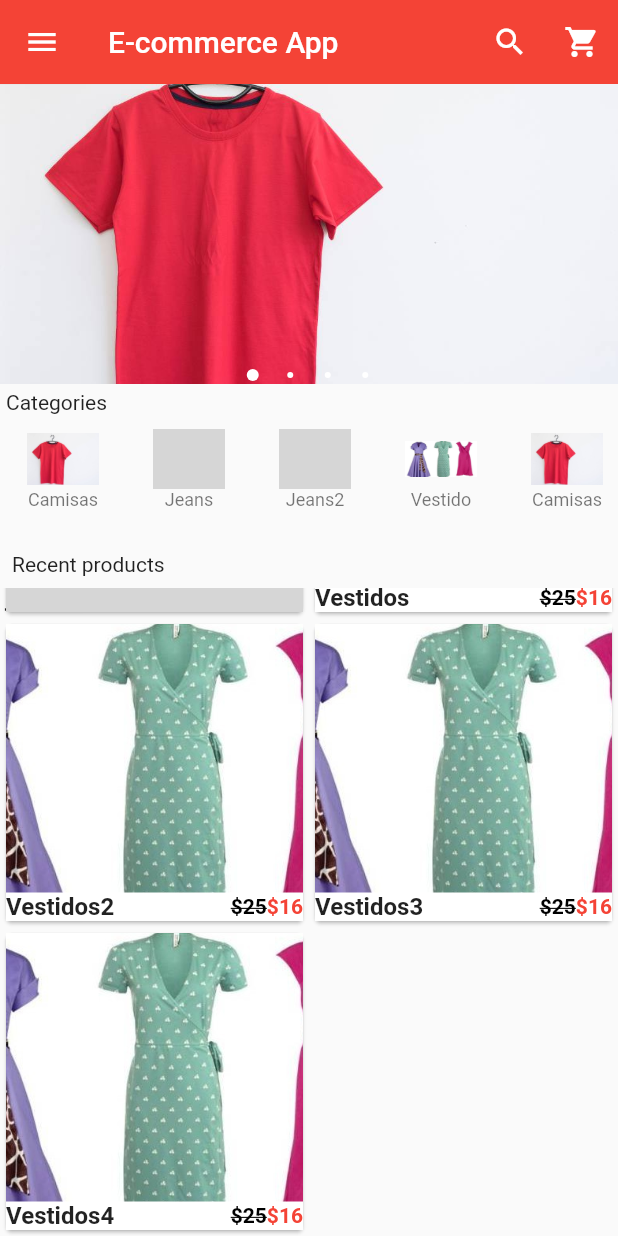
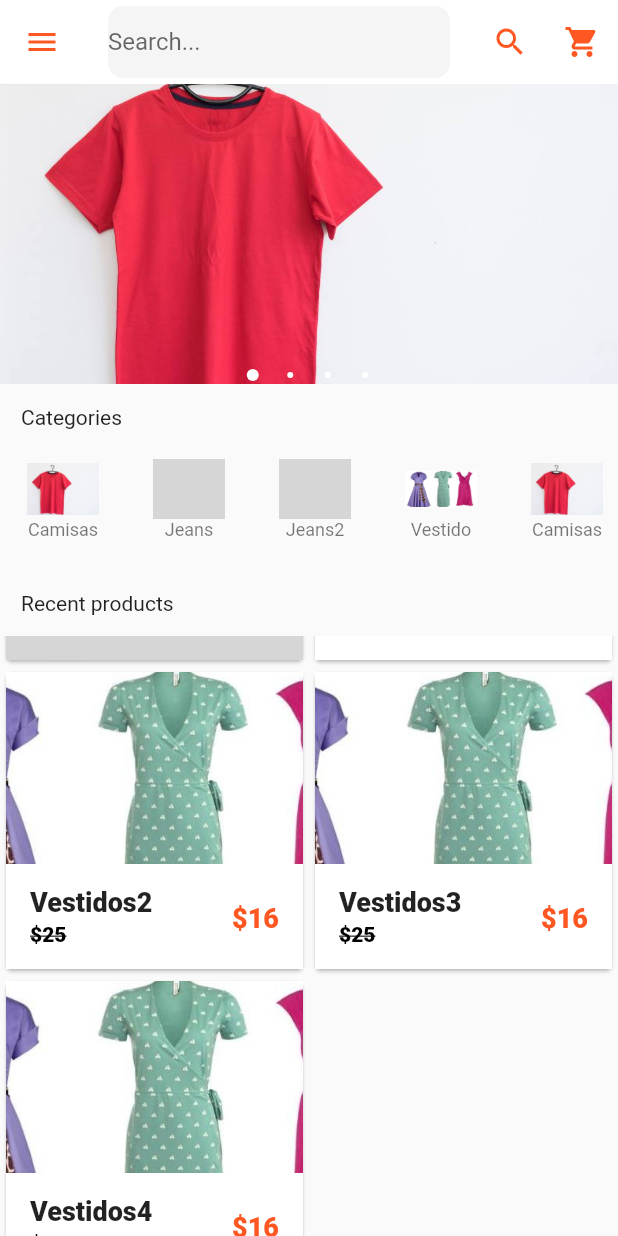
Before and after one commit to SergioEstebanPi/ecommerce-flutter, a Flutter app: the HomePage screen opened directly, scrolled down 392 dp, on a phone screen of 412 x 824 dp. Run offline on Flutter 3.47's test engine with Material 2 defaults, Android fonts, the phone set to English and light mode, and no system bars; drawn by our look-alikes of carousel_pro; our stand-ins replace cloud_firestore, firebase_auth, firebase_core, firebase_database, fluttertoast, google_sign_in and 1 more; accounts and stored records are empty; grey boxes are pictures that could not be loaded.

Commit message:
Mejoro visualización del home y agrego barra de búsqueda

```diff
--- a/lib/commons/common.dart
+++ b/lib/commons/common.dart
@@ -1,8 +1,8 @@
 import 'package:flutter/material.dart';
 
-MaterialColor deepOrange = Colors.deepOrange;
-MaterialColor black = Colors.black;
-MaterialColor white = Colors.white;
+Color deepOrange = Colors.deepOrange;
+Color black = Colors.black;
+Color white = Colors.white;
 
 // methods
 void changeScreen(BuildContext context, Widget widget){
--- a/lib/components/products.dart
+++ b/lib/components/products.dart
@@ -1,3 +1,4 @@
+import 'package:ecommerceapp/commons/common.dart';
 import 'package:flutter/cupertino.dart';
 import 'package:flutter/material.dart';
 import 'package:ecommerceapp/pages/product_detail.dart';
@@ -108,40 +109,38 @@ class Product extends StatelessWidget {
                   fit: BoxFit.cover,
                 ),
                 footer: Container(
-                  color: Colors.white,
-                  child: Row(
-                    children: [
-                      Expanded(
-                        child: Text(
-                            productName,
-                            style: TextStyle(
-                              fontWeight: FontWeight.bold,
-                              fontSize: 16
-                            ),
+                  color: white,
+                  height: 70,
+                  child: ListTile(
+                    title: Text(
+                        productName,
+                        style: TextStyle(
+                          fontWeight: FontWeight.w800,
+                          fontSize: 18
                         ),
+                    ),
+                    subtitle: Text(
+                      '\$$productOldPrice',
+                      style: TextStyle(
+                          color: black,
+                          fontWeight: FontWeight.w800,
+                          decoration: TextDecoration.lineThrough
                       ),
-                      Text(
-                        '\$$productOldPrice',
-                        style: TextStyle(
-                            color: Colors.black,
-                            fontWeight: FontWeight.bold,
-                            decoration: TextDecoration.lineThrough
-                        ),
+                    ),
+                    trailing:Text(
+                      '\$$productPrice',
+                      style: TextStyle(
+                          color: deepOrange,
+                          fontWeight: FontWeight.w800,
+                          fontSize: 18
                       ),
-                      Text(
-                          '\$$productPrice',
-                          style: TextStyle(
-                            color: Colors.red,
-                            fontWeight: FontWeight.bold
-                          ),
-                        ),
-                    ]
+                    ),
                   ),
                 ),
               ),
             ),
-          )
-        ),
+          ),
+        )
       ),
     );
   }
--- a/lib/pages/home.dart
+++ b/lib/pages/home.dart
@@ -1,3 +1,4 @@
+import 'package:ecommerceapp/commons/common.dart';
 import 'package:ecommerceapp/pages/login.dart';
 import 'package:firebase_core/firebase_core.dart';
 import 'package:flutter/material.dart';
@@ -13,6 +14,7 @@ class HomePage extends StatefulWidget {
 }
 
 class _HomePageState extends State<HomePage> {
+  TextEditingController _searchTextController = TextEditingController();
   @override
   Widget build(BuildContext context) {
     Widget image_carousel = Container(
@@ -37,16 +39,38 @@ class _HomePageState extends State<HomePage> {
     );
     return Scaffold(
       appBar: AppBar(
+        iconTheme: IconThemeData(
+          color: deepOrange
+        ),
         elevation: 0.1,
-        backgroundColor: Colors.red,
-        title: Text("E-commerce App"),
+        backgroundColor: white,
+        title: Material(
+          borderRadius: BorderRadius.circular(10),
+          color: Colors.grey.withOpacity(0.1),
+          elevation: 0,
+          child: TextFormField(
+              decoration: InputDecoration(
+                  hintText: 'Search...',
+                  border: InputBorder.none
+              ),
+              controller: _searchTextController,
+              // ignore: missing_return
+              validator: (value) {
+                if (value.isEmpty) {
+                  return 'The search field cannot be empty';
+                } else {
+                  return null;
+                }
+              },
+          ),
+        ),
         actions: [
           IconButton(
-              icon: Icon(Icons.search, color: Colors.white),
+              icon: Icon(Icons.search, color: deepOrange),
               onPressed: null
           ),
           IconButton(
-              icon: Icon(Icons.shopping_cart, color: Colors.white),
+              icon: Icon(Icons.shopping_cart, color: deepOrange),
               onPressed: (){
                 Navigator.push(
                     context,
@@ -164,7 +188,7 @@ class _HomePageState extends State<HomePage> {
         children: <Widget>[
           image_carousel,
           Padding(
-            padding: EdgeInsets.all(4),
+            padding: EdgeInsets.all(14),
             child: Container(
               alignment: Alignment.centerLeft,
               child: Text('Categories'),
@@ -172,7 +196,7 @@ class _HomePageState extends State<HomePage> {
           ),
           HorizontalList(),
           Padding(
-            padding: EdgeInsets.all(8),
+            padding: EdgeInsets.all(14),
             child: Container(
                 alignment: Alignment.centerLeft,
                 child: Text('Recent products')
--- a/lib/pages/signup.dart
+++ b/lib/pages/signup.dart
@@ -33,9 +33,24 @@ class _SignupState extends State<Signup> {
       body: Stack(
         children: [
           Padding(
-            padding: const EdgeInsets.only(top: 0),
+            padding: const EdgeInsets.only(
+              left: 20,
+              right: 20,
+              top: 20,
+              bottom: 20,
+            ),
             child: Container(
               alignment: Alignment.center,
+              decoration: BoxDecoration(
+                color: Colors.white,
+                borderRadius: BorderRadius.circular(16),
+                boxShadow: [
+                  BoxShadow(
+                      color: Colors.grey[350],
+                      blurRadius: 20
+                  )
+                ]
+              ),
               child: Form(
                   key: _formKey,
                   child: ListView(
```
